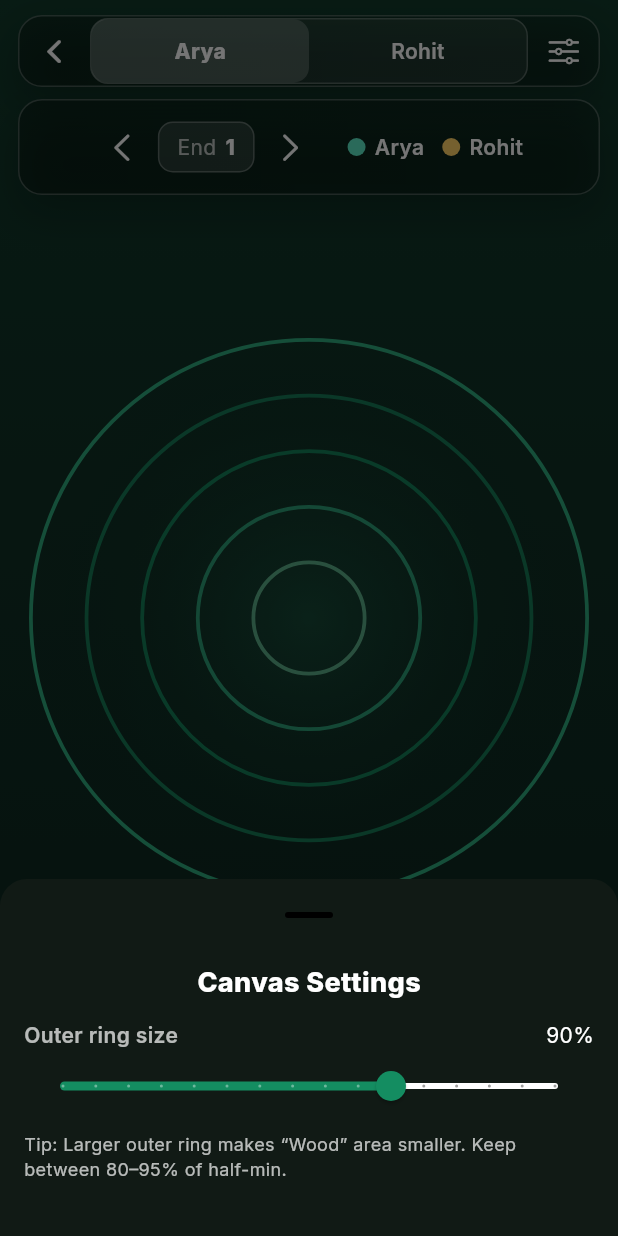
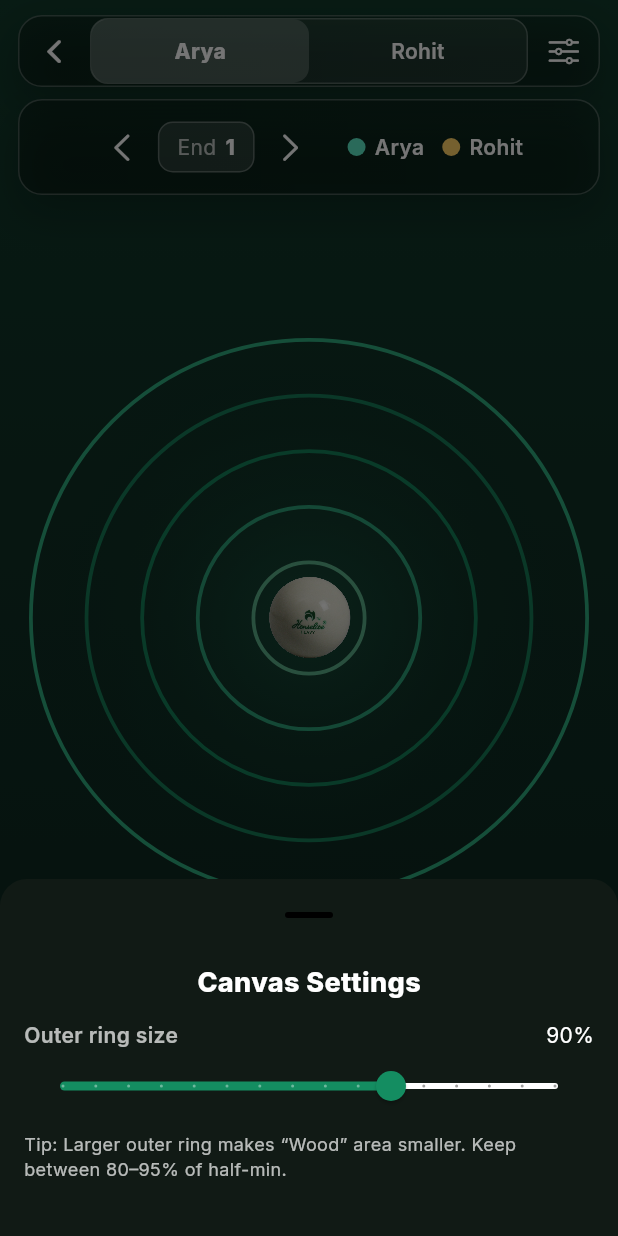
Before and after one commit to RohitGhosh07/scoringmatlength, a Flutter app: the screen it shows after launch, after a tap on an icon or button, on a phone screen of 412 x 824 dp. Run offline on Flutter 3.47's test engine with Material 3 defaults, Android fonts, the phone set to English and light mode, and no system bars; our stand-ins replace flutter_animate, flutter_riverpod, google_fonts.

Commit message:
Add jack image asset and update scoring screen to display it

```diff
--- a/lib/screens/scoringscreen.dart
+++ b/lib/screens/scoringscreen.dart
@@ -1,4 +1,5 @@
 import 'dart:math' as math;
+import 'dart:ui' as ui;
 import 'package:flutter/cupertino.dart';
 import 'package:flutter/material.dart';
 import 'package:flutter/services.dart';
@@ -1064,6 +1065,25 @@ class _CanvasArea extends StatefulWidget {
 }
 
 class _CanvasAreaState extends State<_CanvasArea> {
+  ui.Image? _jackImage;
+
+  @override
+  void initState() {
+    super.initState();
+    _loadJackImage();
+  }
+
+  Future<void> _loadJackImage() async {
+    try {
+      final data = await rootBundle.load('assets/images/jack.png');
+      final codec = await ui.instantiateImageCodec(data.buffer.asUint8List());
+      final frame = await codec.getNextFrame();
+      setState(() => _jackImage = frame.image);
+    } catch (e) {
+      print('Error loading jack image: $e');
+    }
+  }
+
   static const List<double> baseFractions = [
     0.18,
     0.36,
@@ -1095,6 +1115,7 @@ class _CanvasAreaState extends State<_CanvasArea> {
                 players: widget.players,
                 selectedPlayerId: widget.selectedPlayerId,
                 outerFraction: widget.outerFraction,
+                jackImage: _jackImage,
               ),
             );
           },
@@ -1114,7 +1135,10 @@ class _RingsPainter extends CustomPainter {
     required this.players,
     required this.selectedPlayerId,
     required this.outerFraction,
+    this.jackImage,
   });
+
+  final ui.Image? jackImage;
 
   final Offset? lastTap;
   final Offset? hover;
@@ -1151,6 +1175,26 @@ class _RingsPainter extends CustomPainter {
         stops: const [0.0, 1.0],
       ).createShader(Rect.fromCircle(center: center, radius: halfMin * 0.95));
     canvas.drawCircle(center, halfMin * 0.95, glowPaint);
+
+    // Draw jack at center
+    if (jackImage != null) {
+      final jackSize = halfMin * 0.15; // Adjust size as needed
+      canvas.drawImageRect(
+        jackImage!,
+        Rect.fromLTWH(
+          0,
+          0,
+          jackImage!.width.toDouble(),
+          jackImage!.height.toDouble(),
+        ),
+        Rect.fromCenter(
+          center: center,
+          width: jackSize * 2,
+          height: jackSize * 2,
+        ),
+        Paint(),
+      );
+    }
 
     // Rings
     final rings = [0.18, 0.36, 0.54, 0.72, outerFraction];
@@ -1261,10 +1305,14 @@ class _RingsPainter extends CustomPainter {
           s.normPos.dx * size.width,
           s.normPos.dy * size.height,
         );
-        final dotR = math.max(4.5, size.shortestSide * 0.010);
+        final dotR = math.max(
+          6.5,
+          size.shortestSide * 0.020,
+        ); // Increased radius
         final stroke = Paint()
           ..style = PaintingStyle.stroke
-          ..strokeWidth = math.max(2.0, size.shortestSide * 0.0035)
+          ..strokeWidth = math
+              .max(2.5, size.shortestSide * 0.004) // Slightly thicker stroke
           ..color = Colors.black.withOpacity(0.55 * opacity);
         final fill = Paint()..color = color;
 
--- a/pubspec.yaml
+++ b/pubspec.yaml
@@ -61,9 +61,8 @@ flutter:
   uses-material-design: true
 
   # To add assets to your application, add an assets section, like this:
-  # assets:
-  #   - images/a_dot_burr.jpeg
-  #   - images/a_dot_ham.jpeg
+  assets:
+    - assets/images/
 
   # An image asset can refer to one or more resolution-specific "variants", see
   # https://flutter.dev/to/resolution-aware-images
```
Also changed, not shown: assets/images/jack.png (added).
